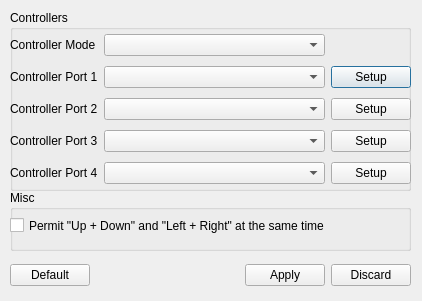
Before: the Qt Designer form src/gui/designer/dlgInput.ui in punesemu/puNES, drawn with Qt 5.
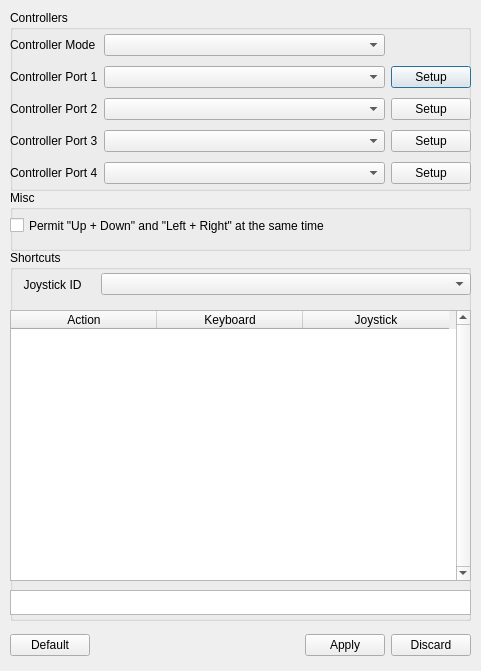
After: the same form once the commit is applied.

Commit message: - aggiunta la possibilita' di riconfiurare gli shortcuts e di associargli un pulsante del joystick. - in dlgInput.ui sostituito il pulsante "Unset" con un pulsante con icona. - modificato l'icona utilizzando la nuova regalatami da Phil Pinsonneault. - eliminato l'uso di qobject_cast e static_cast -

```diff
--- a/src/gui/designer/dlgInput.ui
+++ b/src/gui/designer/dlgInput.ui
@@ -6,8 +6,8 @@
    <rect>
     <x>0</x>
     <y>0</y>
-    <width>422</width>
-    <height>301</height>
+    <width>481</width>
+    <height>671</height>
    </rect>
   </property>
   <property name="windowTitle">
@@ -18,7 +18,7 @@
     <rect>
      <x>10</x>
      <y>10</y>
-     <width>401</width>
+     <width>461</width>
      <height>181</height>
     </rect>
    </property>
@@ -33,7 +33,7 @@
      <rect>
       <x>0</x>
       <y>20</y>
-      <width>401</width>
+      <width>461</width>
       <height>161</height>
      </rect>
     </property>
@@ -188,8 +188,8 @@
    <property name="geometry">
     <rect>
      <x>10</x>
-     <y>260</y>
-     <width>401</width>
+     <y>630</y>
+     <width>461</width>
      <height>31</height>
     </rect>
    </property>
@@ -235,7 +235,7 @@
     <rect>
      <x>10</x>
      <y>190</y>
-     <width>401</width>
+     <width>461</width>
      <height>61</height>
     </rect>
    </property>
@@ -250,7 +250,7 @@
      <rect>
       <x>0</x>
       <y>20</y>
-      <width>401</width>
+      <width>461</width>
       <height>31</height>
      </rect>
     </property>
@@ -259,6 +259,154 @@
     </property>
    </widget>
   </widget>
+  <widget class="QGroupBox" name="groupBox_Shortcuts">
+   <property name="geometry">
+    <rect>
+     <x>10</x>
+     <y>250</y>
+     <width>461</width>
+     <height>371</height>
+    </rect>
+   </property>
+   <property name="title">
+    <string>Shortcuts</string>
+   </property>
+   <property name="flat">
+    <bool>true</bool>
+   </property>
+   <widget class="QTableWidget" name="tableWidget_Shortcuts">
+    <property name="geometry">
+     <rect>
+      <x>0</x>
+      <y>60</y>
+      <width>461</width>
+      <height>271</height>
+     </rect>
+    </property>
+    <property name="verticalScrollBarPolicy">
+     <enum>Qt::ScrollBarAlwaysOn</enum>
+    </property>
+    <property name="horizontalScrollBarPolicy">
+     <enum>Qt::ScrollBarAsNeeded</enum>
+    </property>
+    <property name="editTriggers">
+     <set>QAbstractItemView::NoEditTriggers</set>
+    </property>
+    <property name="selectionMode">
+     <enum>QAbstractItemView::SingleSelection</enum>
+    </property>
+    <property name="selectionBehavior">
+     <enum>QAbstractItemView::SelectRows</enum>
+    </property>
+    <attribute name="horizontalHeaderDefaultSectionSize">
+     <number>146</number>
+    </attribute>
+    <attribute name="horizontalHeaderStretchLastSection">
+     <bool>false</bool>
+    </attribute>
+    <attribute name="verticalHeaderVisible">
+     <bool>false</bool>
+    </attribute>
+    <column>
+     <property name="text">
+      <string>Action</string>
+     </property>
+    </column>
+    <column>
+     <property name="text">
+      <string>Keyboard</string>
+     </property>
+    </column>
+    <column>
+     <property name="text">
+      <string>Joystick</string>
+     </property>
+    </column>
+   </widget>
+   <widget class="QWidget" name="layoutWidget">
+    <property name="geometry">
+     <rect>
+      <x>0</x>
+      <y>20</y>
+      <width>461</width>
+      <height>29</height>
+     </rect>
+    </property>
+    <layout class="QHBoxLayout" name="horizontalLayout_joy_ID">
+     <item>
+      <widget class="QLabel" name="label_joy_ID">
+       <property name="sizePolicy">
+        <sizepolicy hsizetype="Fixed" vsizetype="Preferred">
+         <horstretch>0</horstretch>
+         <verstretch>0</verstretch>
+        </sizepolicy>
+       </property>
+       <property name="minimumSize">
+        <size>
+         <width>85</width>
+         <height>0</height>
+        </size>
+       </property>
+       <property name="maximumSize">
+        <size>
+         <width>85</width>
+         <height>16777215</height>
+        </size>
+       </property>
+       <property name="text">
+        <string>Joystick ID</string>
+       </property>
+       <property name="alignment">
+        <set>Qt::AlignCenter</set>
+       </property>
+      </widget>
+     </item>
+     <item>
+      <widget class="QComboBox" name="comboBox_joy_ID"/>
+     </item>
+    </layout>
+   </widget>
+   <widget class="QPlainTextEdit" name="plainTextEdit_input_info">
+    <property name="geometry">
+     <rect>
+      <x>0</x>
+      <y>340</y>
+      <width>461</width>
+      <height>25</height>
+     </rect>
+    </property>
+    <property name="maximumSize">
+     <size>
+      <width>16777215</width>
+      <height>25</height>
+     </size>
+    </property>
+    <property name="focusPolicy">
+     <enum>Qt::NoFocus</enum>
+    </property>
+    <property name="verticalScrollBarPolicy">
+     <enum>Qt::ScrollBarAlwaysOff</enum>
+    </property>
+    <property name="horizontalScrollBarPolicy">
+     <enum>Qt::ScrollBarAlwaysOff</enum>
+    </property>
+    <property name="undoRedoEnabled">
+     <bool>false</bool>
+    </property>
+    <property name="readOnly">
+     <bool>true</bool>
+    </property>
+    <property name="plainText">
+     <string notr="true"/>
+    </property>
+    <property name="textInteractionFlags">
+     <set>Qt::NoTextInteraction</set>
+    </property>
+    <property name="centerOnScroll">
+     <bool>true</bool>
+    </property>
+   </widget>
+  </widget>
  </widget>
  <resources/>
  <connections/>
```
The commit also changes 24 other files.
